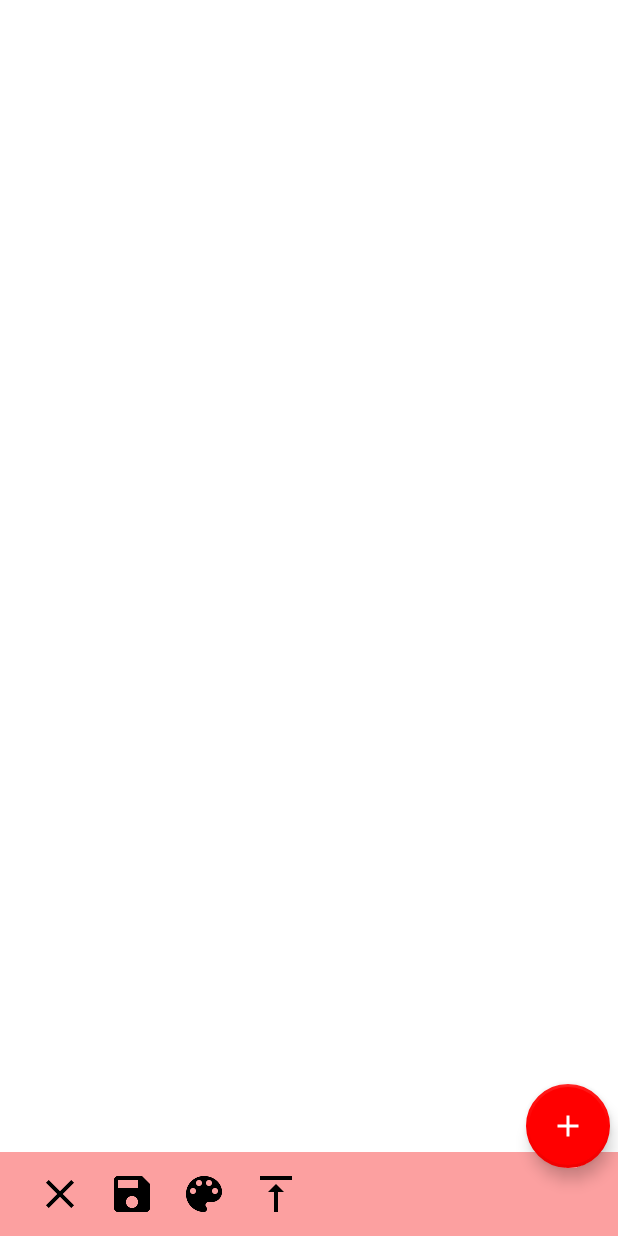
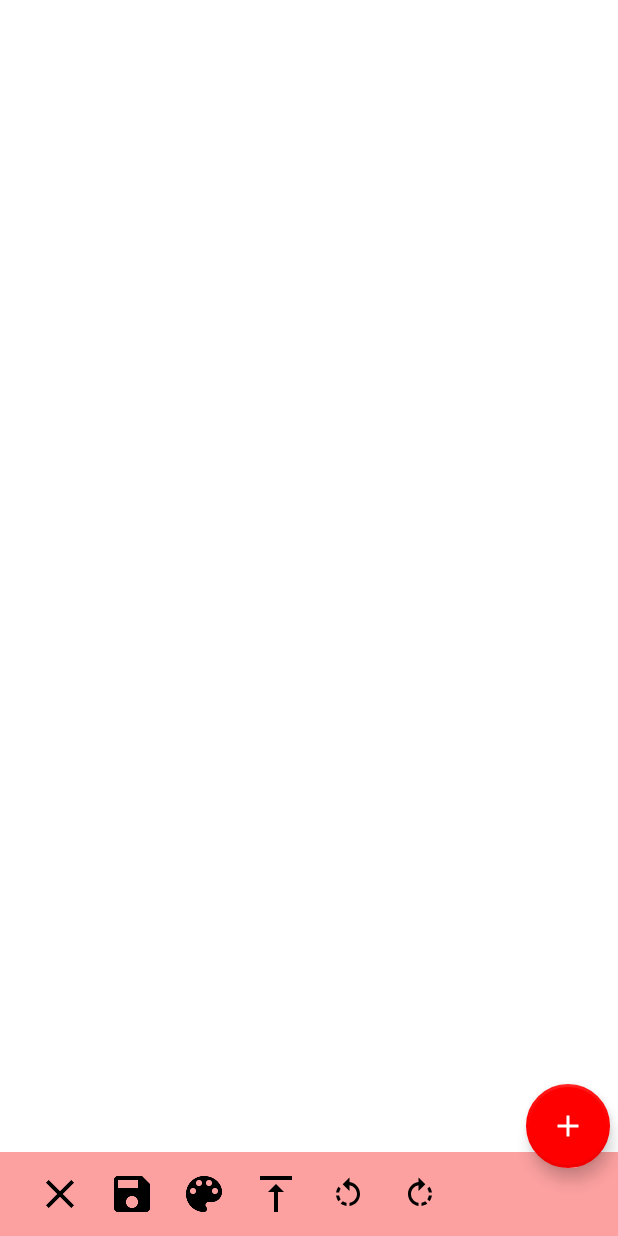
Before and after one commit to drewmahrt/Collage-App, an Android app: the screen it shows after launch (MainActivity), on a phone screen of 412 x 824 dp. Run offline under Robolectric (Android 15) with nearby library versions, the light colour scheme and no system bars; libraries missing offline, so code that uses them is left out: com.flask.colorpicker, com.getkeepsafe.taptargetview; 1 statement that could not run was skipped.

Commit message:
added rotate buttons to the menu

```diff
--- a/CollageApp/app/src/main/java/com/drewmahrt/collageapp/MainActivity.java
+++ b/CollageApp/app/src/main/java/com/drewmahrt/collageapp/MainActivity.java
@@ -54,7 +54,7 @@ public class MainActivity extends AppCompatActivity implements View.OnTouchListe
     private SharedPreferences mPreferences;
 
     private FloatingActionButton mAddImageButton;
-    private MenuItem mDeleteButton, mSaveButton, mSortUpButton, mChooseColorButton;
+    private MenuItem mDeleteButton, mSaveButton, mSortUpButton, mChooseColorButton, mRotateLeftButton, mRotateRightButton;
     private FrameLayout mCollageContainer;
 
     private ScaleGestureDetector mScaleDetector;
@@ -84,6 +84,8 @@ public class MainActivity extends AppCompatActivity implements View.OnTouchListe
         mSaveButton = bottomMenu.findItem(R.id.save_action);
         mSortUpButton = bottomMenu.findItem(R.id.sort_layer_up_action);
         mChooseColorButton = bottomMenu.findItem(R.id.pick_color_action);
+        mRotateLeftButton = bottomMenu.findItem(R.id.rotate_left_action);
+        mRotateRightButton = bottomMenu.findItem(R.id.rotate_right_action);
         mCollageContainer = (FrameLayout)findViewById(R.id.collage_container);
 
         mCollageContainer.setOnTouchListener(this);
@@ -107,6 +109,8 @@ public class MainActivity extends AppCompatActivity implements View.OnTouchListe
         mChooseColorButton.setOnMenuItemClickListener(this);
         mSortUpButton.setOnMenuItemClickListener(this);
         mDeleteButton.setOnMenuItemClickListener(this);
+        mRotateRightButton.setOnMenuItemClickListener(this);
+        mRotateLeftButton.setOnMenuItemClickListener(this);
 
         setupScaleDetector();
 
@@ -392,8 +396,22 @@ public class MainActivity extends AppCompatActivity implements View.OnTouchListe
             case R.id.save_action:
                 ImageUtility.saveCollage(this,mCollageContainer);
                 break;
+            case R.id.rotate_left_action:
+                rotateImage(-30);
+                break;
+            case R.id.rotate_right_action:
+                rotateImage(30);
+                break;
         }
         return true;
+    }
+
+    private void rotateImage(float i) {
+        View image = mCollageContainer.getFocusedChild();
+        if(image != null) {
+            Log.d(TAG, "rotateImage: current: " + image.getRotation() + " delta: " + i);
+            image.setRotation(image.getRotation() + i);
+        }
     }
 
     private void deleteSelectedImage(){
--- /dev/null
+++ b/CollageApp/app/src/main/res/drawable/ic_rotate_left_black_24dp.xml
@@ -0,0 +1,9 @@
+<vector xmlns:android="http://schemas.android.com/apk/res/android"
+        android:width="24dp"
+        android:height="24dp"
+        android:viewportWidth="24.0"
+        android:viewportHeight="24.0">
+    <path
+        android:fillColor="#FF000000"
+        android:pathData="M7.11,8.53L5.7,7.11C4.8,8.27 4.24,9.61 4.07,11h2.02c0.14,-0.87 0.49,-1.72 1.02,-2.47zM6.09,13L4.07,13c0.17,1.39 0.72,2.73 1.62,3.89l1.41,-1.42c-0.52,-0.75 -0.87,-1.59 -1.01,-2.47zM7.1,18.32c1.16,0.9 2.51,1.44 3.9,1.61L11,17.9c-0.87,-0.15 -1.71,-0.49 -2.46,-1.03L7.1,18.32zM13,4.07L13,1L8.45,5.55 13,10L13,6.09c2.84,0.48 5,2.94 5,5.91s-2.16,5.43 -5,5.91v2.02c3.95,-0.49 7,-3.85 7,-7.93s-3.05,-7.44 -7,-7.93z"/>
+</vector>
--- /dev/null
+++ b/CollageApp/app/src/main/res/drawable/ic_rotate_right_black_24dp.xml
@@ -0,0 +1,9 @@
+<vector xmlns:android="http://schemas.android.com/apk/res/android"
+        android:width="24dp"
+        android:height="24dp"
+        android:viewportWidth="24.0"
+        android:viewportHeight="24.0">
+    <path
+        android:fillColor="#FF000000"
+        android:pathData="M15.55,5.55L11,1v3.07C7.06,4.56 4,7.92 4,12s3.05,7.44 7,7.93v-2.02c-2.84,-0.48 -5,-2.94 -5,-5.91s2.16,-5.43 5,-5.91L11,10l4.55,-4.45zM19.93,11c-0.17,-1.39 -0.72,-2.73 -1.62,-3.89l-1.42,1.42c0.54,0.75 0.88,1.6 1.02,2.47h2.02zM13,17.9v2.02c1.39,-0.17 2.74,-0.71 3.9,-1.61l-1.44,-1.44c-0.75,0.54 -1.59,0.89 -2.46,1.03zM16.89,15.48l1.42,1.41c0.9,-1.16 1.45,-2.5 1.62,-3.89h-2.02c-0.14,0.87 -0.48,1.72 -1.02,2.48z"/>
+</vector>
--- a/CollageApp/app/src/main/res/menu/collage_menu.xml
+++ b/CollageApp/app/src/main/res/menu/collage_menu.xml
@@ -41,4 +41,14 @@
         <!--android:icon="@drawable/ic_zoom_in"-->
         <!--app:showAsAction="always"-->
         <!--/>-->
+
+    <item android:id="@+id/rotate_left_action"
+          android:title="Rotate Left"
+          android:icon="@drawable/ic_rotate_left_black_24dp"
+          app:showAsAction="always"/>
+
+    <item android:id="@+id/rotate_right_action"
+          android:title="Rotate Right"
+          android:icon="@drawable/ic_rotate_right_black_24dp"
+          app:showAsAction="always"/>
 </menu>
```
